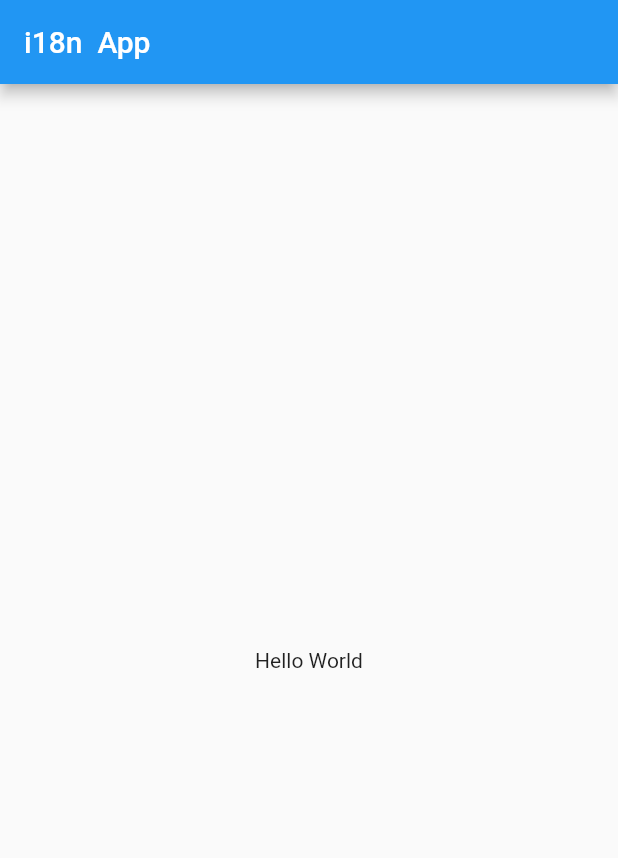
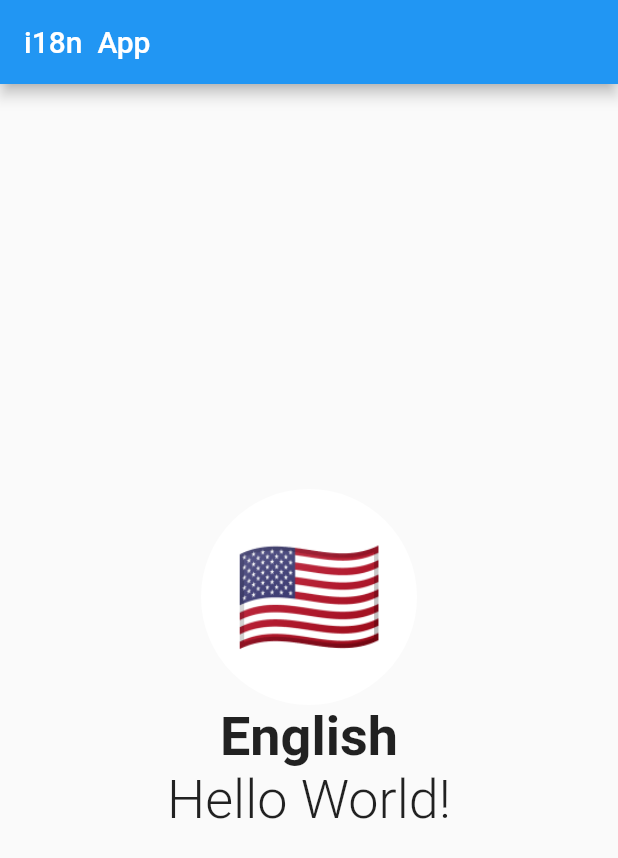
Before and after one commit to noxasch/flutter_i18n_app, a Flutter app: the screen it shows after launch, on a phone screen of 412 x 824 dp. Shown: the top 858 px of the screen. Run offline on Flutter 3.47's test engine with Material 2 defaults, Android fonts, the light colour scheme and no system bars; our stand-ins replace flutter_riverpod, riverpod; generated files the repository leaves out were written again.

Commit message:
implement i18n and app locale support

```diff
--- /dev/null
+++ b/l10n.yaml
@@ -0,0 +1,3 @@
+arb-dir: lib/l10n
+template-arb-file: app_en.arb
+output-localization-file: app_localizations.dart
--- /dev/null
+++ b/lib/common.dart
@@ -0,0 +1,2 @@
+export 'package:flutter/material.dart';
+export 'package:flutter_gen/gen_l10n/app_localizations.dart';
--- /dev/null
+++ b/lib/l10n/app_ar.arb
@@ -0,0 +1,5 @@
+{
+  "@@locale": "ar",
+  "language": "العربية",
+  "helloWorld": "مرحبا بالعالم"
+}
--- /dev/null
+++ b/lib/l10n/app_de.arb
@@ -0,0 +1,6 @@
+
+{
+  "@@locale": "de",
+  "language": "Deutsch",
+  "helloWorld": "Hallo Welt"
+}
--- /dev/null
+++ b/lib/l10n/app_es.arb
@@ -0,0 +1,5 @@
+{
+  "@@locale": "es",
+  "language": "Español",
+  "helloWorld": "¡Hola Mundo!"
+}
--- /dev/null
+++ b/lib/l10n/app_hi.arb
@@ -0,0 +1,5 @@
+{
+  "@@locale": "hi",
+  "language": "हिन्दी",
+  "helloWorld": "नमस्ते दुनिया"
+}
--- /dev/null
+++ b/lib/l10n/app_ja.arb
@@ -0,0 +1,5 @@
+{
+  "@@locale": "ja",
+  "language": "日本語",
+  "helloWorld": "こんにちは世界"
+}
--- /dev/null
+++ b/lib/l10n/l10n.dart
@@ -0,0 +1,19 @@
+
+import 'package:def_i18n/common.dart';
+
+class L10n {
+  static const Map<String, String> flags = {
+    'ar': '🇸🇩',
+    'en': '🇺🇸',
+    'de': '🇩🇪',
+    'ja':'🇯🇵',
+    'hi':'🇮🇳',
+    'es':'🇪🇸',
+  };
+
+  static String getFlag(String localeCode) {
+    String? flag = L10n.flags[localeCode];
+    if (flag != null) return flag;
+    return '🇺🇸';
+  }
+}
--- a/lib/main.dart
+++ b/lib/main.dart
@@ -1,7 +1,11 @@
-import 'package:flutter/material.dart';
+import 'package:def_i18n/state/locale_state.dart';
+import 'package:flutter_riverpod/flutter_riverpod.dart';
+
+import 'common.dart';
+import 'screens/screens.dart';
 
 void main() {
-  runApp(const MyApp());
+  runApp(const ProviderScope(child: MyApp()));
 }
 
 class MyApp extends StatelessWidget {
@@ -9,24 +13,30 @@ class MyApp extends StatelessWidget {
 
   @override
   Widget build(BuildContext context) {
-    return MaterialApp(
-      title: 'Flutter Demo',
-      theme: ThemeData(
-        primarySwatch: Colors.blue,
-      ),
-      home: Scaffold(
-        appBar: AppBar(
-          title: const Text('i18n  App'),
-        ),
-        body: Center(
-          child: Column(
-            mainAxisAlignment: MainAxisAlignment.center,
-            children: const [
-              Text('Hello World')
-            ],
+    return Consumer(
+      builder: (context, ref, child) {
+        final Locale? currentLocale = ref.watch(localeStateProvider);
+
+        return MaterialApp(
+          localizationsDelegates: AppLocalizations.localizationsDelegates,
+          supportedLocales: AppLocalizations.supportedLocales,
+          locale: currentLocale,
+          title: 'Flutter Demo',
+          theme: ThemeData(
+            primarySwatch: Colors.blue,
           ),
-        ),
-      ),
+          home: const HomeScreen()
+        );
+      },
+      // child: MaterialApp(
+      //   localizationsDelegates: AppLocalizations.localizationsDelegates,
+      //   supportedLocales: AppLocalizations.supportedLocales,
+      //   title: 'Flutter Demo',
+      //   theme: ThemeData(
+      //     primarySwatch: Colors.blue,
+      //   ),
+      //   home: const HomeScreen()
+      // ),
     );
   }
 }
--- /dev/null
+++ b/lib/screens/home_screen.dart
@@ -0,0 +1,43 @@
+import 'package:def_i18n/widgets/flag_widget.dart';
+import 'package:def_i18n/widgets/locale_picker.dart';
+
+import '../common.dart';
+
+class HomeScreen extends StatelessWidget {
+  const HomeScreen({Key? key}) : super(key: key);
+
+  @override
+  Widget build(BuildContext context) {
+    return Scaffold(
+      appBar: AppBar(
+        title: const Text('i18n  App'),
+        actions: const [
+          LocalePicker(),
+          SizedBox(width: 12.0,)
+        ],
+      ),
+      body: Center(
+        child: Column(
+          mainAxisAlignment: MainAxisAlignment.center,
+          children: [
+            const FlagWidget(),
+            Text(
+              AppLocalizations.of(context)!.language,
+              style: const TextStyle(
+                fontSize: 36.0,
+                fontWeight: FontWeight.bold
+              ),
+            ),
+            Text(
+              AppLocalizations.of(context)!.helloWorld,
+              style: const TextStyle(
+                fontSize: 36.0,
+                fontWeight: FontWeight.w300
+              ),
+            ),
+          ],
+        ),
+      ),
+      );
+  }
+}
--- /dev/null
+++ b/lib/screens/screens.dart
@@ -0,0 +1 @@
+export 'home_screen.dart';
--- /dev/null
+++ b/lib/state/locale_state.dart
@@ -0,0 +1,17 @@
+import 'package:def_i18n/common.dart';
+import 'package:flutter_riverpod/flutter_riverpod.dart';
+
+
+final localeStateProvider = StateNotifierProvider<LocaleState, Locale>((ref) {
+  return LocaleState(const Locale('en'));
+});
+
+class LocaleState extends StateNotifier<Locale> {
+  LocaleState(Locale state) : super(const Locale('en'));
+
+  void setLocale(Locale newLocale) {
+    if (!AppLocalizations.supportedLocales.contains(newLocale)) return;
+
+    state = newLocale;
+  }
+}
--- /dev/null
+++ b/lib/widgets/flag_widget.dart
@@ -0,0 +1,23 @@
+import 'package:def_i18n/common.dart';
+import 'package:def_i18n/l10n/l10n.dart';
+
+class FlagWidget extends StatelessWidget {
+  const FlagWidget({Key? key}) : super(key: key);
+
+  @override
+  Widget build(BuildContext context) {
+    Locale locale = Localizations.localeOf(context);
+    final flag = L10n.getFlag(locale.languageCode);
+
+    return Center(
+      child: CircleAvatar(
+        backgroundColor: Colors.white,
+        radius: 72,
+        child: Text(
+          flag,
+          style: const TextStyle(fontSize: 80),
+        ),
+      ),
+    );
+  }
+}
--- /dev/null
+++ b/lib/widgets/locale_picker.dart
@@ -0,0 +1,33 @@
+import 'package:def_i18n/common.dart';
+import 'package:def_i18n/l10n/l10n.dart';
+import 'package:def_i18n/state/locale_state.dart';
+import 'package:flutter_riverpod/flutter_riverpod.dart';
+import 'package:riverpod/riverpod.dart';
+
+class LocalePicker extends ConsumerWidget {
+  const LocalePicker({Key? key}) : super(key: key);
+
+  @override
+  Widget build(BuildContext context, WidgetRef ref) {
+    return DropdownButtonHideUnderline(
+      child: DropdownButton(
+        icon: Container(width: 12.0),
+        items: AppLocalizations.supportedLocales.map((locale) {
+          final String flag = L10n.getFlag(locale.languageCode);
+
+          return DropdownMenuItem<Locale>(
+            value: locale,
+            child: Center(
+              child: Text(
+                flag,
+                style: const TextStyle(fontSize: 32),
+              ),
+            ),
+          );
+        }).toList(),
+        onChanged: (Locale? locale) {
+          if (locale != null) ref.read(localeStateProvider.notifier).setLocale(locale);
+        })
+    );
+  }
+}
```
Also changed, not shown: lib/l10n/app_en.arb (added, +12 -0 lines), pubspec.yaml (+5 -37 lines), pubspec.lock, 3 other files.
